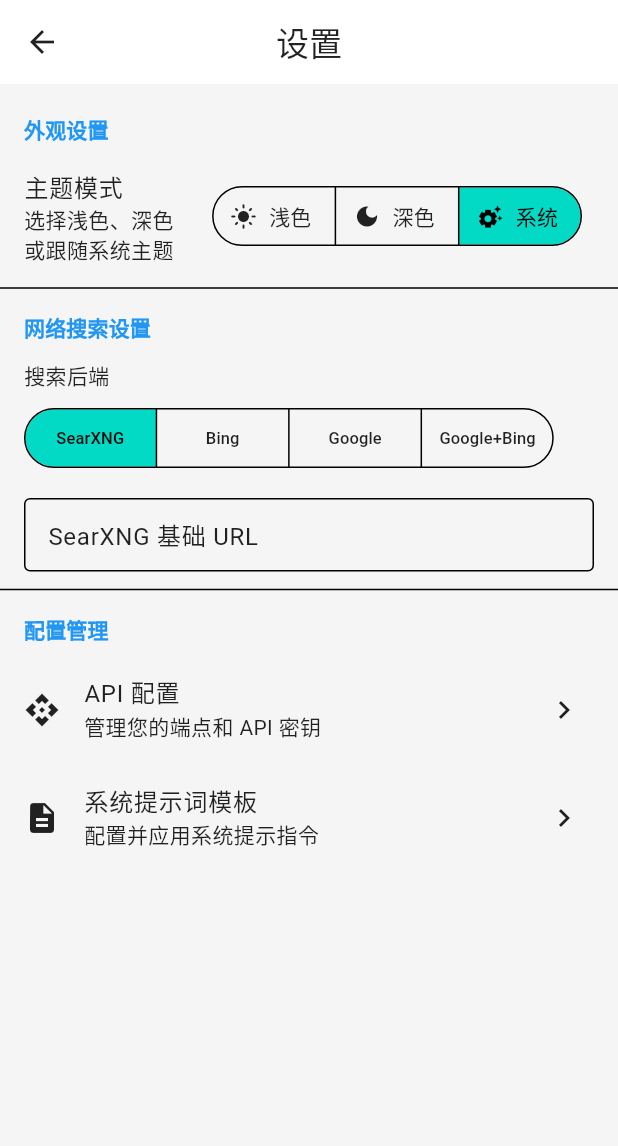
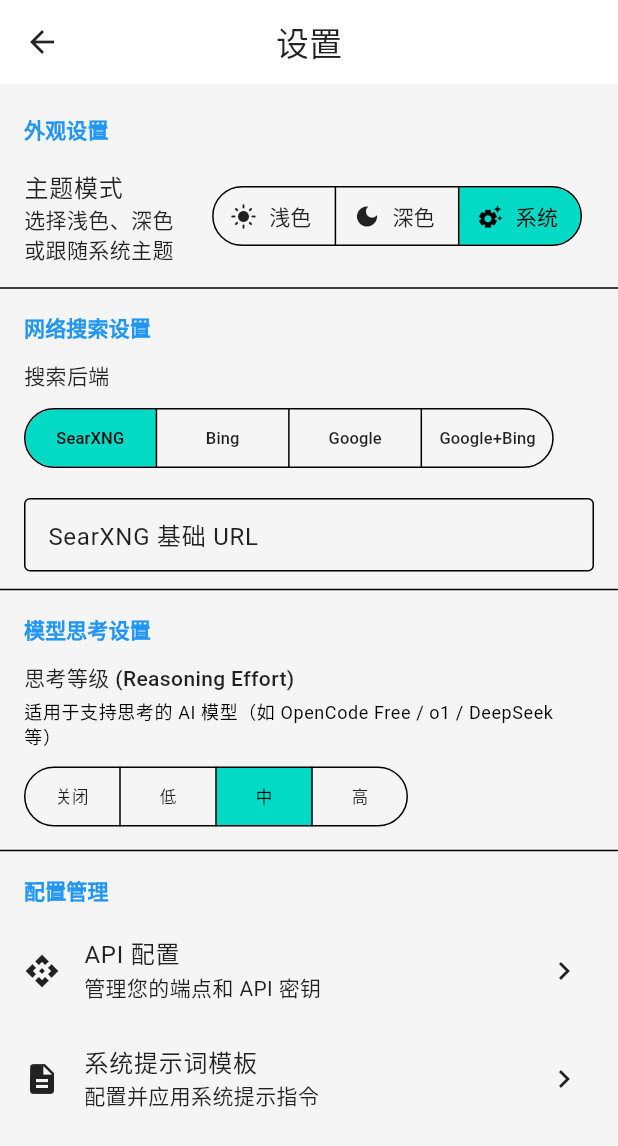
Before and after one commit to naruse-love/chat-app, a Flutter app: the SettingsScreen screen opened by its route, on a phone screen of 412 x 824 dp. Shown: the top 1146 px of the screen. Run offline on Flutter 3.47's test engine with Material 3 defaults, Android fonts, the phone set to English and light mode, and no system bars; our stand-ins replace dio, flutter_image_compress, flutter_markdown, flutter_riverpod, flutter_secure_storage, image_picker and 2 more; missing offline and left inert: highlight, markdown; accounts and stored records are empty; network calls fail.

Commit message:
feat: text selection, search decoupling, thinking level setting, url fetch markdown, and conversation switch fix

```diff
--- a/lib/providers/settings_provider.dart
+++ b/lib/providers/settings_provider.dart
@@ -15,6 +15,7 @@ class AppSettings {
   final String googleSearchApiKey;
   final String googleSearchBaseUrl;
   final String googleSearchModel;
+  final String reasoningEffort;
   final bool isLoaded;
 
   AppSettings({
@@ -25,6 +26,7 @@ class AppSettings {
     this.googleSearchApiKey = '',
     this.googleSearchBaseUrl = 'https://generativelanguage.googleapis.com',
     this.googleSearchModel = 'gemini-2.5-flash',
+    this.reasoningEffort = 'medium',
     this.isLoaded = false,
   });
 
@@ -36,6 +38,7 @@ class AppSettings {
     String? googleSearchApiKey,
     String? googleSearchBaseUrl,
     String? googleSearchModel,
+    String? reasoningEffort,
     bool? isLoaded,
   }) {
     return AppSettings(
@@ -46,6 +49,7 @@ class AppSettings {
       googleSearchApiKey: googleSearchApiKey ?? this.googleSearchApiKey,
       googleSearchBaseUrl: googleSearchBaseUrl ?? this.googleSearchBaseUrl,
       googleSearchModel: googleSearchModel ?? this.googleSearchModel,
+      reasoningEffort: reasoningEffort ?? this.reasoningEffort,
       isLoaded: isLoaded ?? this.isLoaded,
     );
   }
@@ -58,6 +62,7 @@ class SettingsNotifier extends StateNotifier<AppSettings> {
   static const _searchBackendKey = 'search_backend';
   static const _googleSearchBaseUrlKey = 'google_search_base_url';
   static const _googleSearchModelKey = 'google_search_model';
+  static const _reasoningEffortKey = 'reasoning_effort';
   static const _googleSearchApiKeySecureKey = 'google_search_api_key';
 
   final SecureStorageService _secureStorage;
@@ -82,6 +87,7 @@ class SettingsNotifier extends StateNotifier<AppSettings> {
         googleSearchApiKey: apiKey,
         googleSearchBaseUrl: prefs.getString(_googleSearchBaseUrlKey) ?? 'https://generativelanguage.googleapis.com',
         googleSearchModel: prefs.getString(_googleSearchModelKey) ?? 'gemini-2.5-flash',
+        reasoningEffort: prefs.getString(_reasoningEffortKey) ?? 'medium',
         isLoaded: true,
       );
     } catch (_) {
@@ -141,6 +147,14 @@ class SettingsNotifier extends StateNotifier<AppSettings> {
     try {
       final prefs = await SharedPreferences.getInstance();
       await prefs.setString(_googleSearchModelKey, model);
+    } catch (_) {}
+  }
+
+  Future<void> updateReasoningEffort(String effort) async {
+    state = state.copyWith(reasoningEffort: effort);
+    try {
+      final prefs = await SharedPreferences.getInstance();
+      await prefs.setString(_reasoningEffortKey, effort);
     } catch (_) {}
   }
 }
--- a/lib/screens/settings_screen.dart
+++ b/lib/screens/settings_screen.dart
@@ -265,6 +265,66 @@ class _SettingsScreenState extends ConsumerState<SettingsScreen> {
           ],
           const Divider(),
 
+          // Model Reasoning Effort Section
+          Padding(
+            padding: const EdgeInsets.symmetric(horizontal: 16.0, vertical: 8.0),
+            child: Text(
+              '模型思考设置',
+              style: theme.textTheme.titleSmall?.copyWith(
+                color: theme.colorScheme.primary,
+                fontWeight: FontWeight.bold,
+              ),
+            ),
+          ),
+          Padding(
+            padding: const EdgeInsets.symmetric(horizontal: 16.0, vertical: 4.0),
+            child: Column(
+              crossAxisAlignment: CrossAxisAlignment.start,
+              children: [
+                Text(
+                  '思考等级 (Reasoning Effort)',
+                  style: theme.textTheme.bodyMedium?.copyWith(
+                    fontWeight: FontWeight.w500,
+                  ),
+                ),
+                const SizedBox(height: 4),
+                Text(
+                  '适用于支持思考的 AI 模型（如 OpenCode Free / o1 / DeepSeek 等）',
+                  style: theme.textTheme.bodySmall?.copyWith(
+                    color: theme.colorScheme.outline,
+                  ),
+                ),
+                const SizedBox(height: 8),
+                SegmentedButton<String>(
+                  segments: const [
+                    ButtonSegment(
+                      value: 'none',
+                      label: Text('关闭', style: TextStyle(fontSize: 11)),
+                    ),
+                    ButtonSegment(
+                      value: 'low',
+                      label: Text('低', style: TextStyle(fontSize: 11)),
+                    ),
+                    ButtonSegment(
+                      value: 'medium',
+                      label: Text('中', style: TextStyle(fontSize: 11)),
+                    ),
+                    ButtonSegment(
+                      value: 'high',
+                      label: Text('高', style: TextStyle(fontSize: 11)),
+                    ),
+                  ],
+                  selected: {settings.reasoningEffort},
+                  onSelectionChanged: (selection) {
+                    notifier.updateReasoningEffort(selection.first);
+                  },
+                  showSelectedIcon: false,
+                ),
+              ],
+            ),
+          ),
+          const Divider(),
+
           // Configuration Managers Section
           Padding(
             padding: const EdgeInsets.symmetric(horizontal: 16.0, vertical: 8.0),
--- a/lib/services/chat_service.dart
+++ b/lib/services/chat_service.dart
@@ -23,6 +23,7 @@ class ChatService {
     required String model,
     required List<ChatMessage> messages,
     List<Map<String, dynamic>>? tools,
+    String? reasoningEffort,
     CancelToken? cancelToken,
   }) async* {
     final List<Map<String, dynamic>> apiMessages = [];
@@ -35,6 +36,8 @@ class ChatService {
       'messages': apiMessages,
       'stream': true,
       'stream_options': {'include_usage': true},
+      if (reasoningEffort != null && reasoningEffort.isNotEmpty && reasoningEffort != 'none')
+        'reasoning_effort': reasoningEffort,
       if (tools != null && tools.isNotEmpty) 'tools': tools,
     };
 
```
Also changed, not shown: lib/providers/chat_provider.dart (+9 -3 lines), lib/screens/home_screen.dart (+32 -8 lines), lib/services/agent_service.dart (+103 -9 lines), lib/services/url_fetch_service.dart (+109 -8 lines), lib/widgets/chat_bubble.dart (+61 -0 lines), 7 other files.
